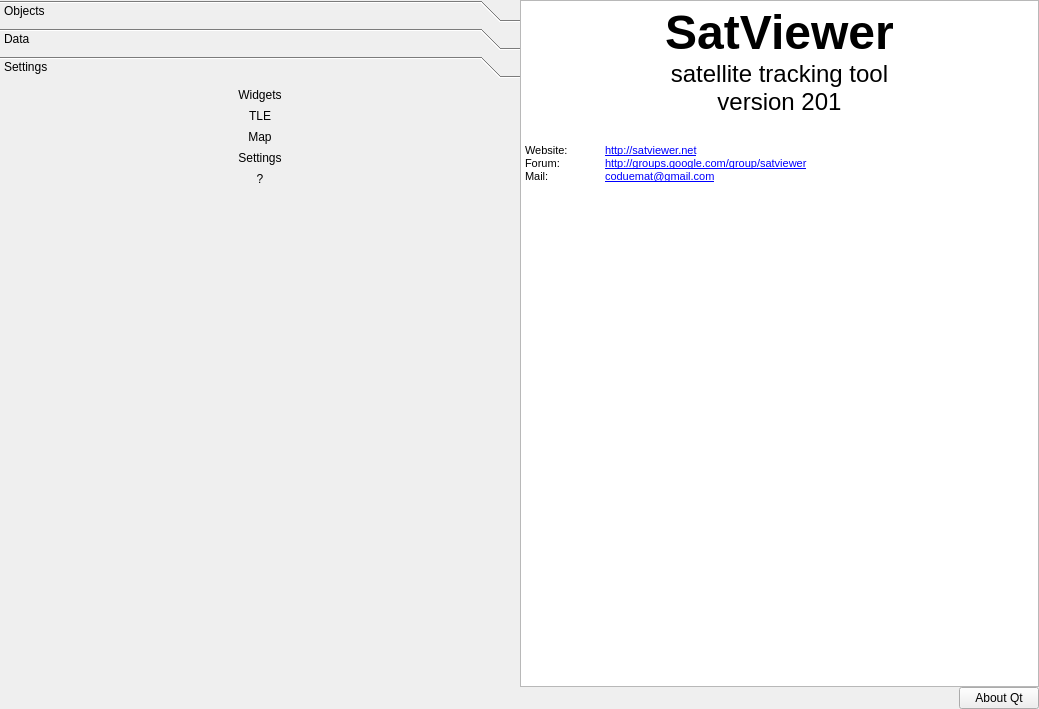
Old version of the form ui/options.ui in the repository ivantaran/satviewer.
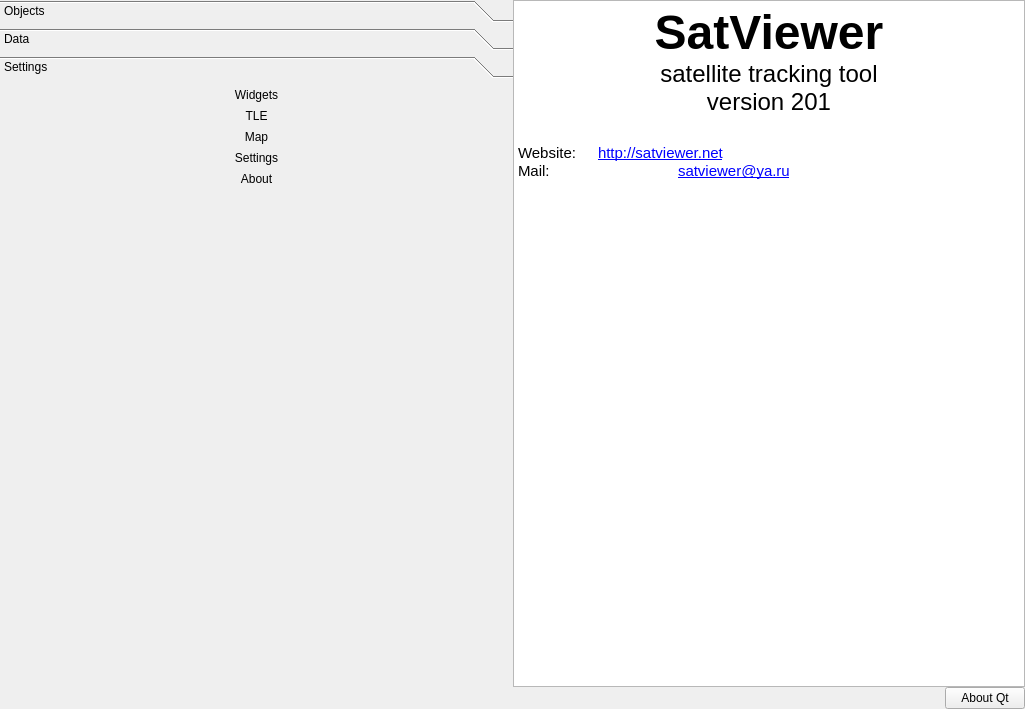
New version of the form. The open tabs and pages were chosen to show the change. Icons and pictures are not drawn.

What changed in the file:
```diff
--- a/ui/options.ui
+++ b/ui/options.ui
@@ -9,7 +9,7 @@
    <rect>
     <x>0</x>
     <y>0</y>
-    <width>1039</width>
+    <width>1025</width>
     <height>709</height>
    </rect>
   </property>
@@ -262,7 +262,7 @@
           <rect>
            <x>0</x>
            <y>0</y>
-           <width>192</width>
+           <width>178</width>
            <height>547</height>
           </rect>
          </property>
@@ -410,7 +410,7 @@
              </sizepolicy>
             </property>
             <property name="text">
-             <string>?</string>
+             <string>About</string>
             </property>
             <property name="icon">
              <iconset resource="SatViewer.qrc">
@@ -1549,9 +1549,8 @@
 &lt;p align=&quot;center&quot; style=&quot; margin-top:0px; margin-bottom:0px; margin-left:0px; margin-right:0px; -qt-block-indent:0; text-indent:0px;&quot;&gt;&lt;span style=&quot; font-family:'MS Shell Dlg 2'; font-size:18pt;&quot;&gt;satellite tracking tool&lt;/span&gt;&lt;/p&gt;
 &lt;p align=&quot;center&quot; style=&quot; margin-top:0px; margin-bottom:0px; margin-left:0px; margin-right:0px; -qt-block-indent:0; text-indent:0px;&quot;&gt;&lt;span style=&quot; font-family:'MS Shell Dlg 2'; font-size:18pt;&quot;&gt;version 201&lt;/span&gt;&lt;/p&gt;
 &lt;p style=&quot;-qt-paragraph-type:empty; margin-top:0px; margin-bottom:0px; margin-left:0px; margin-right:0px; -qt-block-indent:0; text-indent:0px; font-family:'MS Shell Dlg 2'; font-size:18pt;&quot;&gt;&lt;br /&gt;&lt;/p&gt;
-&lt;p style=&quot; margin-top:0px; margin-bottom:0px; margin-left:0px; margin-right:0px; -qt-block-indent:0; text-indent:0px;&quot;&gt;&lt;span style=&quot; font-family:'MS Shell Dlg 2'; font-size:8pt;&quot;&gt;Website:	&lt;/span&gt;&lt;a href=&quot;http://satviewer.net&quot;&gt;&lt;span style=&quot; font-family:'MS Shell Dlg 2'; font-size:8pt; text-decoration: underline; color:#0000ff;&quot;&gt;http://satviewer.net&lt;/span&gt;&lt;/a&gt;&lt;/p&gt;
-&lt;p style=&quot; margin-top:0px; margin-bottom:0px; margin-left:0px; margin-right:0px; -qt-block-indent:0; text-indent:0px;&quot;&gt;&lt;span style=&quot; font-family:'MS Shell Dlg 2'; font-size:8pt;&quot;&gt;Forum:	&lt;/span&gt;&lt;a href=&quot;http://groups.google.com/group/satviewer&quot;&gt;&lt;span style=&quot; font-family:'MS Shell Dlg 2'; font-size:8pt; text-decoration: underline; color:#0000ff;&quot;&gt;http://groups.google.com/group/satviewer&lt;/span&gt;&lt;/a&gt;&lt;/p&gt;
-&lt;p style=&quot; margin-top:0px; margin-bottom:0px; margin-left:0px; margin-right:0px; -qt-block-indent:0; text-indent:0px;&quot;&gt;&lt;span style=&quot; font-family:'MS Shell Dlg 2'; font-size:8pt;&quot;&gt;Mail:	&lt;/span&gt;&lt;a href=&quot;mailto:coduemat@gmail.com&quot;&gt;&lt;span style=&quot; font-family:'MS Shell Dlg 2'; font-size:8pt; text-decoration: underline; color:#0000ff;&quot;&gt;coduemat@gmail.com&lt;/span&gt;&lt;/a&gt;&lt;/p&gt;&lt;/body&gt;&lt;/html&gt;</string>
+&lt;p style=&quot; margin-top:0px; margin-bottom:0px; margin-left:0px; margin-right:0px; -qt-block-indent:0; text-indent:0px;&quot;&gt;&lt;span style=&quot; font-family:'MS Shell Dlg 2';&quot;&gt;Website:	&lt;/span&gt;&lt;a href=&quot;http://satviewer.net&quot;&gt;&lt;span style=&quot; text-decoration: underline; color:#0000ff;&quot;&gt;http://satviewer.net&lt;/span&gt;&lt;/a&gt;&lt;/p&gt;
+&lt;p style=&quot; margin-top:0px; margin-bottom:0px; margin-left:0px; margin-right:0px; -qt-block-indent:0; text-indent:0px;&quot;&gt;&lt;span style=&quot; font-family:'MS Shell Dlg 2';&quot;&gt;Mail:		&lt;/span&gt;&lt;a href=&quot;mailto:satviewer@ya.ru&quot;&gt;&lt;span style=&quot; text-decoration: underline; color:#0000ff;&quot;&gt;satviewer@ya.ru&lt;/span&gt;&lt;/a&gt;&lt;/p&gt;&lt;/body&gt;&lt;/html&gt;</string>
          </property>
          <property name="acceptRichText">
           <bool>false</bool>
```
Left out of the diff: 38 changed lines with no effect on the pictures.
